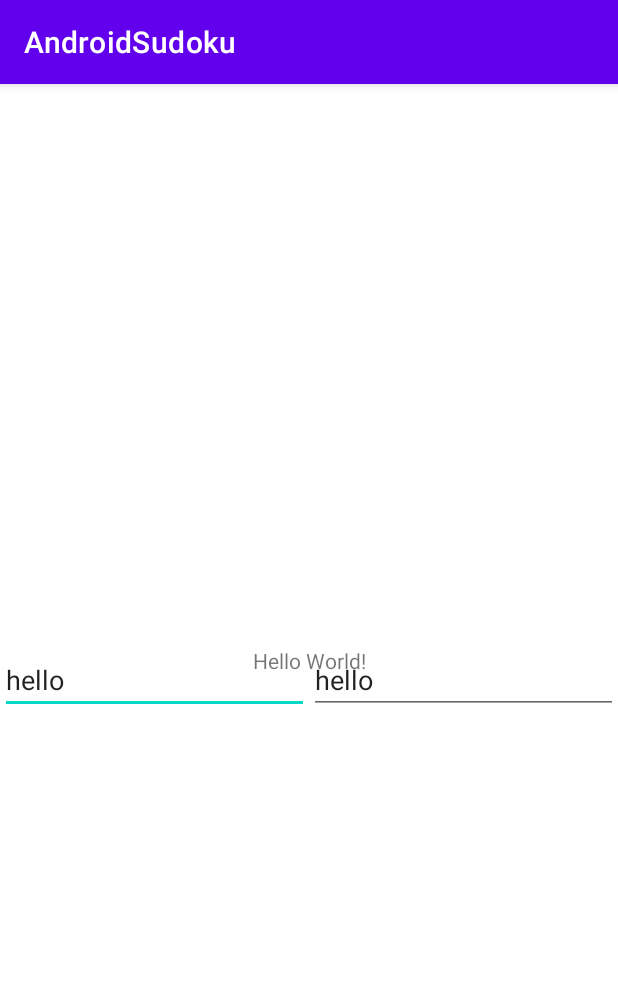
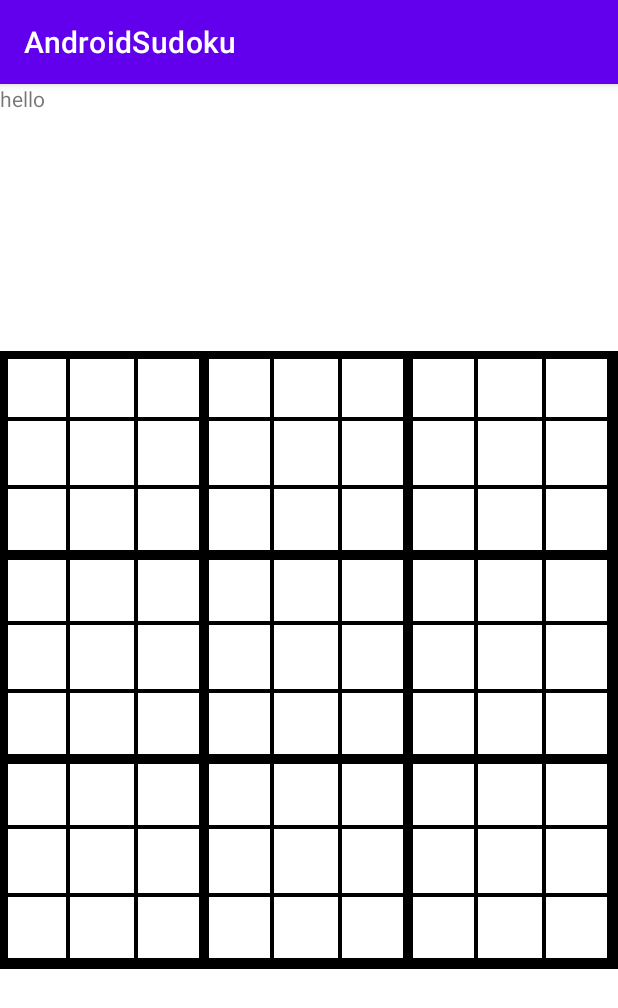
Before and after one commit to TylerHsia/AndroidSudoku, an Android app: the screen it shows after launch (MainActivity), on a phone screen of 412 x 824 dp. Shown: the top 1008 px of the screen. Run offline under Robolectric (Android 15) with nearby library versions, the phone set to English and light mode, and no system bars.

Commit message:
Added sudoku grid, sudokuBoard class

```diff
--- /dev/null
+++ b/app/src/main/java/android/bignerdranch/androidsudoku/SudokuBoard.java
@@ -0,0 +1,97 @@
+package android.bignerdranch.androidsudoku;
+
+import android.content.Context;
+import android.content.res.TypedArray;
+import android.graphics.Canvas;
+import android.graphics.Color;
+import android.graphics.Paint;
+import android.util.AttributeSet;
+import android.view.View;
+
+import androidx.annotation.Nullable;
+
+public class SudokuBoard extends View {
+
+    private final int BOARDCOLOR;
+    private final Paint BOARDCOLORPAINT = new Paint();
+    private int cellSize;
+
+    public SudokuBoard(Context context, @Nullable AttributeSet attrs) {
+        super(context, attrs);
+
+        TypedArray a = context.getTheme().obtainStyledAttributes(attrs, R.styleable.SudokuBoard,
+                0, 0);
+
+        try{
+            //Todo: this line doesn't work, uses default
+            BOARDCOLOR = a.getInteger(R.styleable.SudokuBoard_boardColor, Color.BLACK);
+
+        }finally{
+            a.recycle();
+        }
+
+    }
+
+    @Override
+    protected void onMeasure(int widthMeasureSpec, int heightMeasureSpec){
+        super.onMeasure(widthMeasureSpec, heightMeasureSpec);
+
+        //determining the sizing of the sudoku board as a square
+        int width = MeasureSpec.getSize(widthMeasureSpec);
+        int height = MeasureSpec.getSize(heightMeasureSpec);
+
+        int dimension = Math.min(width, height);
+        cellSize = dimension / 9;
+
+        setMeasuredDimension(dimension, dimension);
+    }
+
+    @Override
+    protected  void onDraw(Canvas canvas){
+        //set up BOARDCOLORPAINT, which can act as both a paintbrush and paint bucket
+        BOARDCOLORPAINT.setStyle(Paint.Style.STROKE);
+        BOARDCOLORPAINT.setStrokeWidth(16);
+        //todo: fix
+        BOARDCOLORPAINT.setColor(BOARDCOLOR);
+        BOARDCOLORPAINT.setAntiAlias(true);
+
+        canvas.drawRect(0, 0, getWidth(), getHeight(), BOARDCOLORPAINT);
+        drawBoard(canvas);
+    }
+
+    //set BOARDCOLORPAINT to thick value
+    private void thickLineStyle(){
+        BOARDCOLORPAINT.setStyle(Paint.Style.STROKE);
+        BOARDCOLORPAINT.setStrokeWidth(10);
+        BOARDCOLORPAINT.setColor(BOARDCOLOR);
+    }
+
+    //set BOARDCOLORPAINT to thin value
+    private void thinLineStyle(){
+        BOARDCOLORPAINT.setStyle(Paint.Style.STROKE);
+        BOARDCOLORPAINT.setStrokeWidth(4);
+        BOARDCOLORPAINT.setColor(BOARDCOLOR);
+    }
+    //draws the board grid
+    private void drawBoard(Canvas canvas){
+        //draw column lines
+        for(int c = 0; c < 10; c++){
+            if(c % 3 == 0){
+                thickLineStyle();
+            }else{
+                thinLineStyle();
+            }
+            canvas.drawLine(cellSize * c, 0, cellSize * c, getWidth(), BOARDCOLORPAINT);
+        }
+        //draw row lines
+        for(int r = 0; r < 10; r++){
+            if(r % 3 == 0){
+                thickLineStyle();
+            }else{
+                thinLineStyle();
+            }
+            canvas.drawLine(0,cellSize * r,  getHeight(), cellSize * r, BOARDCOLORPAINT);
+
+        }
+    }
+}
--- a/app/src/main/res/layout/activity_main.xml
+++ b/app/src/main/res/layout/activity_main.xml
@@ -1,46 +1,41 @@
 <?xml version="1.0" encoding="utf-8"?>
-<androidx.constraintlayout.widget.ConstraintLayout xmlns:android="http://schemas.android.com/apk/res/android"
+<androidx.constraintlayout.widget.ConstraintLayout
+    xmlns:android="http://schemas.android.com/apk/res/android"
     xmlns:app="http://schemas.android.com/apk/res-auto"
+    xmlns:custom="http://schemas.android.com/apk/android.bignerdranch.androidsudoku"
     xmlns:tools="http://schemas.android.com/tools"
     android:layout_width="match_parent"
     android:layout_height="match_parent"
     tools:context=".MainActivity">
 
     <TextView
-        android:id="@+id/TextView"
+        android:id="@+id/textView"
         android:layout_width="wrap_content"
         android:layout_height="wrap_content"
-        android:text="Hello World!"
+        android:text="hello"
+        custom:layout_constraintBottom_toTopOf="@+id/SudokuBoard"
+        custom:layout_constraintEnd_toEndOf="parent"
+        custom:layout_constraintStart_toStartOf="parent"
+
+        custom:layout_constraintTop_toTopOf="parent">
+
+    </TextView>
+
+    <android.bignerdranch.androidsudoku.SudokuBoard
+        android:id="@+id/SudokuBoard"
+        android:layout_width="wrap_content"
+        android:layout_height="wrap_content"
+
         app:layout_constraintBottom_toBottomOf="parent"
-        app:layout_constraintLeft_toLeftOf="parent"
-        app:layout_constraintRight_toRightOf="parent"
-        app:layout_constraintTop_toTopOf="parent" />
-
-    <GridLayout
-        android:layout_width="match_parent"
-        android:layout_height="wrap_content"
-        android:columnCount="9"
-        android:rowCount="9"
-        app:layout_constraintTop_toTopOf="@id/TextView"
+        app:layout_constraintEnd_toEndOf="parent"
+        app:layout_constraintStart_toStartOf="parent"
+        app:layout_constraintTop_toTopOf="parent"
+        custom:boardColor="#000000"
         >
 
-        <androidx.appcompat.widget.AppCompatEditText
-            android:layout_width="wrap_content"
-            android:layout_height="wrap_content"
-            android:text="hello"
-            android:layout_rowWeight="1"
-            android:layout_columnWeight="1">
 
-        </androidx.appcompat.widget.AppCompatEditText>
-        <androidx.appcompat.widget.AppCompatEditText
-            android:layout_width="wrap_content"
-            android:layout_height="wrap_content"
-            android:text="hello"
-            android:layout_rowWeight="1"
-            android:layout_columnWeight="1">
+    </android.bignerdranch.androidsudoku.SudokuBoard>
 
-        </androidx.appcompat.widget.AppCompatEditText>
 
-    </GridLayout>
 
 </androidx.constraintlayout.widget.ConstraintLayout>
--- /dev/null
+++ b/app/src/main/res/values/attrs.xml
@@ -0,0 +1,6 @@
+<?xml version="1.0" encoding="utf-8"?>
+<resources>
+    <declare-styleable name="SudokuBoard">
+        <attr name="boardColor" format="color"/>
+    </declare-styleable>
+</resources>
```
